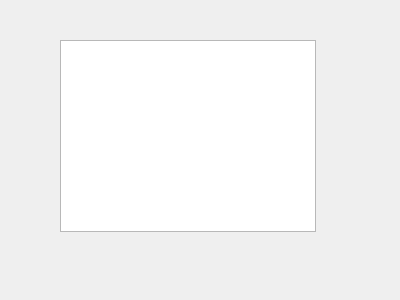
The window that 9-5CustomModel/widget.ui (emiliesedziol/qt) describes before a commit, drawn with Qt 5.
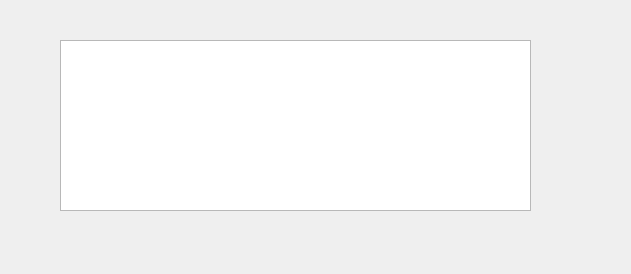
The same window after the commit.

What changed in the file:
```diff
--- a/9-5CustomModel/widget.ui
+++ b/9-5CustomModel/widget.ui
@@ -6,8 +6,8 @@
    <rect>
     <x>0</x>
     <y>0</y>
-    <width>400</width>
-    <height>300</height>
+    <width>631</width>
+    <height>274</height>
    </rect>
   </property>
   <property name="windowTitle">
@@ -18,8 +18,8 @@
     <rect>
      <x>60</x>
      <y>40</y>
-     <width>256</width>
-     <height>192</height>
+     <width>471</width>
+     <height>171</height>
     </rect>
    </property>
   </widget>
```
